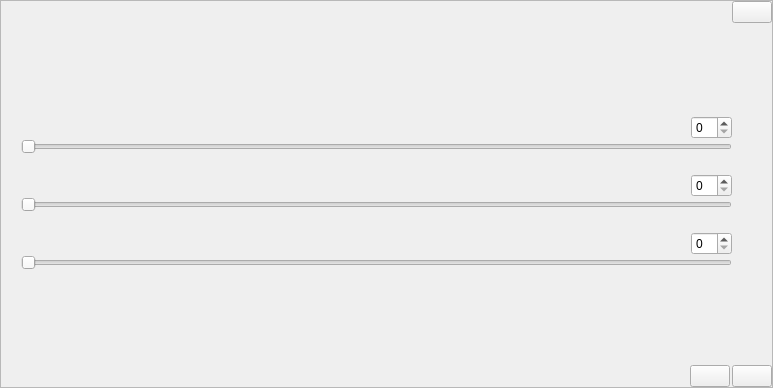
The window that src/gui/Dlg/rgb.ui (LaM0uette/PySide6_Blank_Project_demo) describes before a commit, drawn with Qt 5.
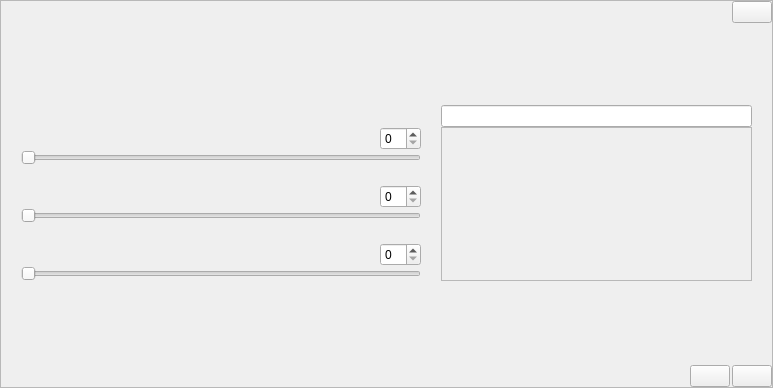
The same window after the commit.

Diff of the .ui file:
```diff
--- a/src/gui/Dlg/rgb.ui
+++ b/src/gui/Dlg/rgb.ui
@@ -125,6 +125,16 @@
           <property name="verticalSpacing">
            <number>0</number>
           </property>
+          <item row="2" column="3" rowspan="8">
+           <widget class="QFrame" name="fr_rgb_colors">
+            <property name="frameShape">
+             <enum>QFrame::StyledPanel</enum>
+            </property>
+            <property name="frameShadow">
+             <enum>QFrame::Raised</enum>
+            </property>
+           </widget>
+          </item>
           <item row="0" column="0" colspan="4">
            <spacer name="verticalSpacer_14">
             <property name="orientation">
@@ -138,7 +148,7 @@
             </property>
            </spacer>
           </item>
-          <item row="1" column="1">
+          <item row="2" column="1">
            <spacer name="horizontalSpacer_10">
             <property name="orientation">
              <enum>Qt::Horizontal</enum>
@@ -151,7 +161,7 @@
             </property>
            </spacer>
           </item>
-          <item row="9" column="0" colspan="4">
+          <item row="10" column="0" colspan="4">
            <spacer name="verticalSpacer_11">
             <property name="orientation">
              <enum>Qt::Vertical</enum>
@@ -164,22 +174,22 @@
             </property>
            </spacer>
           </item>
-          <item row="7" column="2">
+          <item row="8" column="2">
            <widget class="QSpinBox" name="sb_rgb_blue"/>
           </item>
-          <item row="7" column="0">
+          <item row="8" column="0">
            <widget class="QLabel" name="lb_rgb_blue"/>
           </item>
-          <item row="4" column="2">
+          <item row="5" column="2">
            <widget class="QSpinBox" name="sb_rgb_green"/>
           </item>
-          <item row="1" column="0">
+          <item row="2" column="0">
            <widget class="QLabel" name="lb_rgb_red"/>
           </item>
-          <item row="4" column="0">
+          <item row="5" column="0">
            <widget class="QLabel" name="lb_rgb_green"/>
           </item>
-          <item row="7" column="1">
+          <item row="8" column="1">
            <spacer name="horizontalSpacer_12">
             <property name="orientation">
              <enum>Qt::Horizontal</enum>
@@ -192,24 +202,24 @@
             </property>
            </spacer>
           </item>
-          <item row="2" column="0" colspan="3">
+          <item row="3" column="0" colspan="3">
            <widget class="QSlider" name="sd_rgb_red">
             <property name="orientation">
              <enum>Qt::Horizontal</enum>
             </property>
            </widget>
           </item>
-          <item row="5" column="0" colspan="3">
+          <item row="6" column="0" colspan="3">
            <widget class="QSlider" name="sd_rgb_green">
             <property name="orientation">
              <enum>Qt::Horizontal</enum>
             </property>
            </widget>
           </item>
-          <item row="1" column="2">
+          <item row="2" column="2">
            <widget class="QSpinBox" name="sb_rgb_red"/>
           </item>
-          <item row="6" column="0" colspan="3">
+          <item row="7" column="0" colspan="3">
            <spacer name="verticalSpacer_12">
             <property name="orientation">
              <enum>Qt::Vertical</enum>
@@ -225,14 +235,14 @@
             </property>
            </spacer>
           </item>
-          <item row="8" column="0" colspan="3">
+          <item row="9" column="0" colspan="3">
            <widget class="QSlider" name="sd_rgb_blue">
             <property name="orientation">
              <enum>Qt::Horizontal</enum>
             </property>
            </widget>
           </item>
-          <item row="3" column="0" colspan="3">
+          <item row="4" column="0" colspan="3">
            <spacer name="verticalSpacer_13">
             <property name="orientation">
              <enum>Qt::Vertical</enum>
@@ -248,7 +258,7 @@
             </property>
            </spacer>
           </item>
-          <item row="4" column="1">
+          <item row="5" column="1">
            <spacer name="horizontalSpacer_11">
             <property name="orientation">
              <enum>Qt::Horizontal</enum>
@@ -261,15 +271,8 @@
             </property>
            </spacer>
           </item>
-          <item row="2" column="3" rowspan="6">
-           <widget class="QFrame" name="fr_rgb_colors">
-            <property name="frameShape">
-             <enum>QFrame::StyledPanel</enum>
-            </property>
-            <property name="frameShadow">
-             <enum>QFrame::Raised</enum>
-            </property>
-           </widget>
+          <item row="1" column="3">
+           <widget class="QLineEdit" name="le_rgb_hex"/>
           </item>
          </layout>
         </item>
```
